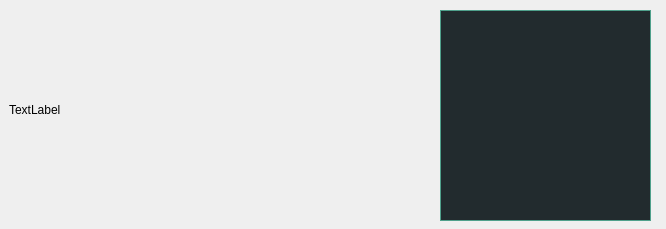
Qt form selectrp.ui (ggssh/ExternSort) before a commit.
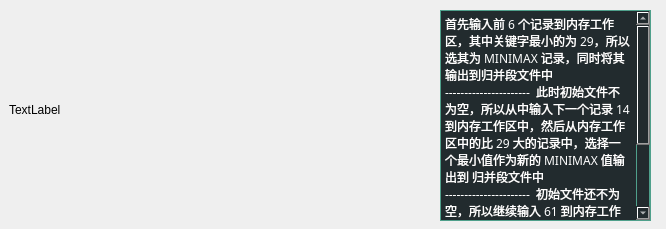
The same form after that commit.

Patch:
```diff
--- a/selectrp.ui
+++ b/selectrp.ui
@@ -35,6 +35,11 @@
      <height>211</height>
     </rect>
    </property>
+   <property name="font">
+    <font>
+     <family>黑体</family>
+    </font>
+   </property>
    <property name="styleSheet">
     <string notr="true">border-width: 1px;
 	border-style: solid;
@@ -42,6 +47,22 @@
 	background-color: #222b2e;
 	color: #FFFFFF;</string>
    </property>
+   <property name="markdown">
+    <string notr="true">`首先输入前 6 个记录到内存工作区，其中关键字最小的为 29，所以选其为 MINIMAX 记录，同时将其输出到归并段文件中 
+\----------------------  此时初始文件不为空，所以从中输入下一个记录 14 到内存工作区中，然后从内存工作区中的比 29
+大的记录中，选择一个最小值作为新的 MINIMAX 值输出到 归并段文件中  ----------------------  初始文件还不为空，所以继续输入
+61 到内存工作区中，从内存工作区中的所有关键字比 38 大的记录中，选择一个最小值作为新的 MINIMAX 值输出到归并段文件中 
+\----------------------  如此重复性进行，直至选不出 MINIMAX 值为止`
+
+</string>
+   </property>
+   <property name="html">
+    <string>&lt;!DOCTYPE HTML PUBLIC &quot;-//W3C//DTD HTML 4.0//EN&quot; &quot;http://www.w3.org/TR/REC-html40/strict.dtd&quot;&gt;
+&lt;html&gt;&lt;head&gt;&lt;meta name=&quot;qrichtext&quot; content=&quot;1&quot; /&gt;&lt;style type=&quot;text/css&quot;&gt;
+p, li { white-space: pre-wrap; }
+&lt;/style&gt;&lt;/head&gt;&lt;body style=&quot; font-family:'黑体'; font-size:9pt; font-weight:400; font-style:normal;&quot;&gt;
+&lt;p style=&quot; margin-top:6px; margin-bottom:6px; margin-left:0px; margin-right:0px; -qt-block-indent:0; text-indent:0px;&quot;&gt;首先输入前 6 个记录到内存工作区，其中关键字最小的为 29，所以选其为 MINIMAX 记录，同时将其输出到归并段文件中  ----------------------  此时初始文件不为空，所以从中输入下一个记录 14 到内存工作区中，然后从内存工作区中的比 29 大的记录中，选择一个最小值作为新的 MINIMAX 值输出到 归并段文件中  ----------------------  初始文件还不为空，所以继续输入 61 到内存工作区中，从内存工作区中的所有关键字比 38 大的记录中，选择一个最小值作为新的 MINIMAX 值输出到归并段文件中  ----------------------  如此重复性进行，直至选不出 MINIMAX 值为止&lt;/p&gt;&lt;/body&gt;&lt;/html&gt;</string>
+   </property>
   </widget>
  </widget>
  <resources/>
```
